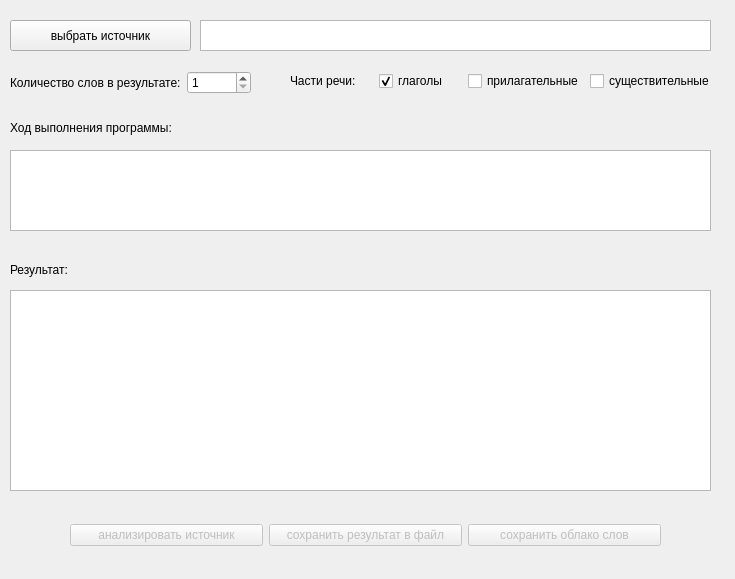
The window that interface.ui (nakodil/text_frequency_analyzer) describes before a commit, drawn with Qt 5.
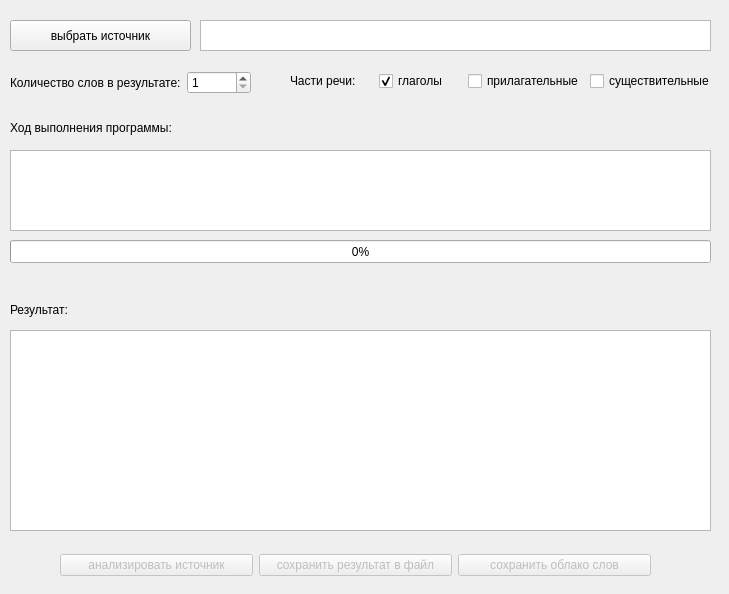
The same window after the commit.

Commit message: Добавлен индикатор хода работы — прогрессбар

The edit to the form file:
```diff
--- a/interface.ui
+++ b/interface.ui
@@ -6,8 +6,8 @@
    <rect>
     <x>0</x>
     <y>0</y>
-    <width>735</width>
-    <height>579</height>
+    <width>729</width>
+    <height>594</height>
    </rect>
   </property>
   <property name="windowTitle">
@@ -54,7 +54,7 @@
     <property name="geometry">
      <rect>
       <x>10</x>
-      <y>290</y>
+      <y>330</y>
       <width>701</width>
       <height>201</height>
      </rect>
@@ -80,7 +80,7 @@
     <property name="geometry">
      <rect>
       <x>10</x>
-      <y>260</y>
+      <y>300</y>
       <width>64</width>
       <height>20</height>
      </rect>
@@ -164,8 +164,8 @@
    <widget class="QWidget" name="horizontalLayoutWidget_3">
     <property name="geometry">
      <rect>
-      <x>70</x>
-      <y>520</y>
+      <x>60</x>
+      <y>550</y>
       <width>591</width>
       <height>30</height>
      </rect>
@@ -206,6 +206,19 @@
      </item>
     </layout>
    </widget>
+   <widget class="QProgressBar" name="progress">
+    <property name="geometry">
+     <rect>
+      <x>10</x>
+      <y>240</y>
+      <width>701</width>
+      <height>23</height>
+     </rect>
+    </property>
+    <property name="value">
+     <number>0</number>
+    </property>
+   </widget>
   </widget>
  </widget>
  <resources/>
```
The commit also changes 2 other files.
